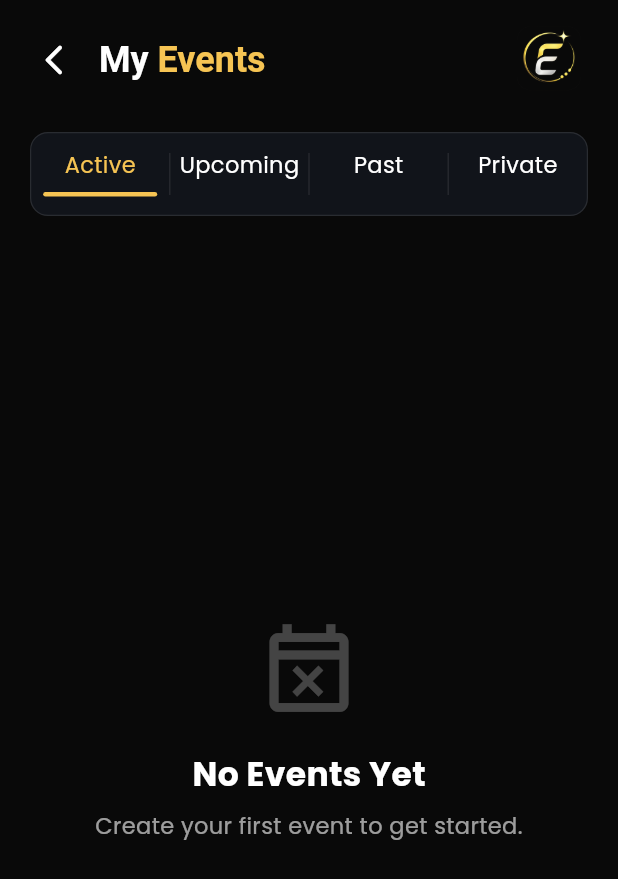
After one commit to daspranay918/event-manager, a Flutter app: the MyEventsScreen screen opened by its route, on a phone screen of 412 x 824 dp. The commit adds this screen. Shown: the top 879 px of the screen. Run offline on Flutter 3.47's test engine with Material 3 defaults, Android fonts, the phone set to English and light mode, and no system bars; our stand-ins replace cached_network_image, flutter_riverpod, go_router, google_sign_in, image_picker, supabase_flutter; accounts and stored records are empty.

Commit message:
my event functionality add

```diff
--- /dev/null
+++ b/lib/Screens/Profile/my_events_screen.dart
@@ -0,0 +1,185 @@
+import 'package:flutter/material.dart';
+import 'package:flutter_riverpod/flutter_riverpod.dart';
+import 'package:next_meet/Screens/Profile/widgets/my_event_card.dart';
+import 'package:next_meet/Screens/Profile/widgets/my_events_header.dart';
+import 'package:next_meet/Screens/Profile/widgets/my_events_tab_bar.dart';
+import 'package:next_meet/models/event_model.dart';
+import 'package:next_meet/providers/published_events_provider.dart';
+
+class MyEventsScreen extends ConsumerStatefulWidget {
+  const MyEventsScreen({super.key});
+
+  @override
+  ConsumerState<MyEventsScreen> createState() => _MyEventsScreenState();
+}
+
+class _MyEventsScreenState extends ConsumerState<MyEventsScreen> {
+  int selectedTab = 0;
+
+  @override
+  Widget build(BuildContext context) {
+    final events = ref.watch(myEventsProvider);
+
+    return Scaffold(
+      backgroundColor: const Color(0xff090909),
+      body: SafeArea(
+        child: Padding(
+          padding: const EdgeInsets.symmetric(horizontal: 20, vertical: 14),
+          child: Column(
+            children: [
+              const MyEventsHeader(),
+
+              const SizedBox(height: 22),
+
+              MyEventsTabBar(
+                selectedTab: selectedTab,
+                onTabChanged: (index) {
+                  setState(() {
+                    selectedTab = index;
+                  });
+                },
+              ),
+
+              const SizedBox(height: 20),
+
+              Expanded(
+                child: events.when(
+                  data: (events) {
+                    List<EventModel> filteredEvents;
+
+                    switch (selectedTab) {
+                      case 0:
+                        filteredEvents = events
+                            .where((event) => _getStatus(event) == "ACTIVE")
+                            .toList();
+                        break;
+
+                      case 1:
+                        filteredEvents = events
+                            .where((event) => _getStatus(event) == "UPCOMING")
+                            .toList();
+                        break;
+
+                      case 2:
+                        filteredEvents = events
+                            .where((event) => _getStatus(event) == "PAST")
+                            .toList();
+                        break;
+
+                      case 3:
+                        filteredEvents = events
+                            .where((event) => event.isPrivate)
+                            .toList();
+                        break;
+
+                      default:
+                        filteredEvents = events;
+                    }
+                    if (filteredEvents.isEmpty){
+                      return const Center(
+                        child: Column(
+                          mainAxisAlignment: MainAxisAlignment.center,
+                          children: [
+                            Icon(
+                              Icons.event_busy_outlined,
+                              size: 70,
+                              color: Colors.white24,
+                            ),
+
+                            SizedBox(height: 18),
+
+                            Text(
+                              "No Events Yet",
+                              style: TextStyle(
+                                color: Colors.white,
+                                fontSize: 22,
+                                fontWeight: FontWeight.w600,
+                              ),
+                            ),
+
+                            SizedBox(height: 8),
+
+                            Text(
+                              "Create your first event to get started.",
+                              textAlign: TextAlign.center,
+                              style: TextStyle(
+                                color: Colors.white60,
+                                fontSize: 15,
+                              ),
+                            ),
+                          ],
+                        ),
+                      );
+                    }
+
+                    return ListView.builder(
+                      itemCount: filteredEvents.length,
+                      itemBuilder: (context, index) {
+                        final event = filteredEvents[index];
+
+                        return MyEventCard(
+                          image: event.bannerImage,
+                          title: event.title,
+                          category: event.category,
+                          date:
+                              "${event.startDate.day}/${event.startDate.month}/${event.startDate.year} • ${event.startTime}",
+                          location: (event.city?.trim().isNotEmpty ?? false)
+                              ? "${event.city}, ${event.country ?? ''}"
+                              : "Location Unknown",
+                          status: _getStatus(event),
+                        );
+                      },
+                    );
+                  },
+                  loading: () =>
+                      const Center(child: CircularProgressIndicator()),
+                  error: (error, stack) {
+                    return Center(
+                      child: Text(
+                        error.toString(),
+                        style: const TextStyle(color: Colors.white),
+                      ),
+                    );
+                  },
+                ),
+              ),
+            ],
+          ),
+        ),
+      ),
+    );
+  }
+
+  String _getStatus(EventModel event) {
+    DateTime combine(DateTime date, String time) {
+      final parts = time.split(':');
+
+      return DateTime(
+        date.year,
+        date.month,
+        date.day,
+        int.parse(parts[0]),
+        int.parse(parts[1]),
+      );
+    }
+
+    final now = DateTime.now();
+
+    final start = combine(event.startDate, event.startTime);
+    final end = combine(event.endDate, event.endTime);
+
+    if (event.isPrivate) {
+      return "PRIVATE";
+    }
+
+    if (!now.isBefore(start) && !now.isAfter(end)) {
+      return "ACTIVE";
+    }
+
+    if (start.isAfter(now)) {
+      return "UPCOMING";
+    }
+
+    return "PAST";
+  }
+}
--- /dev/null
+++ b/lib/Screens/Profile/widgets/my_events_header.dart
@@ -0,0 +1,56 @@
+import 'package:flutter/material.dart';
+import 'package:go_router/go_router.dart';
+import 'package:next_meet/core/theme.dart';
+
+class MyEventsHeader extends StatelessWidget {
+  const MyEventsHeader({super.key});
+
+  @override
+  Widget build(BuildContext context) {
+    return Row(
+      children: [
+        InkWell(
+          borderRadius: BorderRadius.circular(30),
+          onTap: () => context.pop(),
+          child: const Padding(
+            padding: EdgeInsets.all(4),
+            child: Icon(
+              Icons.arrow_back_ios_new_rounded,
+              color: Colors.white,
+              size: 24,
+            ),
+          ),
+        ),
+
+        const SizedBox(width: 14),
+
+        RichText(
+          text: TextSpan(
+            style: TextStyle(
+              fontFamily: "Poppins",
+              fontSize: 24,
+              fontWeight: FontWeight.w600,
+            ),
+            children: [
+              TextSpan(
+                text: "My ",
+                style: TextStyle(color: Colors.white),
+              ),
+              TextSpan(
+                text: "Events",
+                style: TextStyle(color: AppColors.primaryGold),
+              ),
+            ],
+          ),
+        ),
+
+        const Spacer(),
+
+        Image.asset(
+          "assets/images/logo.png",
+          height: 52,
+        ),
+      ],
+    );
+  }
+}
--- /dev/null
+++ b/lib/Screens/Profile/widgets/my_events_tab_bar.dart
@@ -0,0 +1,124 @@
+import 'package:flutter/material.dart';
+import 'package:next_meet/core/theme.dart';
+
+class MyEventsTabBar extends StatelessWidget {
+  final int selectedTab;
+  final ValueChanged<int> onTabChanged;
+
+  const MyEventsTabBar({
+    super.key,
+    required this.selectedTab,
+    required this.onTabChanged,
+  });
+
+  @override
+  Widget build(BuildContext context) {
+    return Container(
+      height: 56,
+      decoration: BoxDecoration(
+        color: const Color(0xff11141A),
+        borderRadius: BorderRadius.circular(12),
+        border: Border.all(color: Colors.white10, width: .8),
+      ),
+      child: Row(
+        children: [
+          Expanded(
+            child: _TabItem(
+              title: "Active",
+              isSelected: selectedTab == 0,
+              onTap: () => onTabChanged(0),
+            ),
+          ),
+
+          const _Divider(),
+
+          Expanded(
+            child: _TabItem(
+              title: "Upcoming",
+              isSelected: selectedTab == 1,
+              onTap: () => onTabChanged(1),
+            ),
+          ),
+
+          const _Divider(),
+
+          Expanded(
+            child: _TabItem(
+              title: "Past",
+              isSelected: selectedTab == 2,
+              onTap: () => onTabChanged(2),
+            ),
+          ),
+
+          const _Divider(),
+
+          Expanded(
+            child: _TabItem(
+              title: "Private",
+              isSelected: selectedTab == 3,
+              onTap: () => onTabChanged(3),
+            ),
+          ),
+        ],
+      ),
+    );
+  }
+}
+
+class _Divider extends StatelessWidget {
+  const _Divider();
+
+  @override
+  Widget build(BuildContext context) {
+    return Container(width: .8, height: 28, color: Colors.white10);
+  }
+}
+
+class _TabItem extends StatelessWidget {
+  final String title;
+  final bool isSelected;
+  final VoidCallback onTap;
+
+  const _TabItem({
+    required this.title,
+    required this.isSelected,
+    required this.onTap,
+  });
+
+  @override
+  Widget build(BuildContext context) {
+    return InkWell(
+      borderRadius: BorderRadius.circular(30),
+      onTap: onTap,
+      child: Center(
+        child: Column(
+          mainAxisAlignment: MainAxisAlignment.center,
+          children: [
+            Text(
+              title,
+              style: TextStyle(
+                color: isSelected ? AppColors.primaryGold : Colors.white,
+                fontSize: 15,
+                fontWeight: FontWeight.w500,
+              ),
+            ),
+
+            const SizedBox(height: 8),
+
+            AnimatedContainer(
+              duration: const Duration(milliseconds: 250),
+              curve: Curves.easeInOut,
+              margin: const EdgeInsets.only(left: 8, right: 8, bottom: 2),
+              height: 3,
+              width: double.infinity,
+              decoration: BoxDecoration(
+                color: isSelected ? AppColors.primaryGold : Colors.transparent,
+                borderRadius: BorderRadius.circular(20),
+              ),
+            ),
+          ],
+        ),
+      ),
+    );
+  }
+}
--- a/lib/Screens/create_event_screen.dart
+++ b/lib/Screens/create_event_screen.dart
@@ -16,7 +16,7 @@ import 'package:next_meet/Services/storage_service.dart';
 import 'package:next_meet/models/event_draft.dart';
 import 'package:next_meet/providers/bottom_nav_provider.dart';
 import 'package:next_meet/providers/event_provider.dart';
-import 'package:next_meet/providers/events_provider.dart';
+// import 'package:next_meet/providers/events_provider.dart';
 import 'package:next_meet/providers/published_events_provider.dart';
 import 'package:supabase_flutter/supabase_flutter.dart';
 
--- a/lib/core/router.dart
+++ b/lib/core/router.dart
@@ -1,4 +1,5 @@
 import 'package:go_router/go_router.dart';
+import 'package:next_meet/Screens/Profile/my_events_screen.dart';
 // import 'package:next_meet/Screens/home_screen.dart';
 import 'package:next_meet/Screens/main_navigation_screen.dart';
 
@@ -8,20 +9,12 @@ import '../screens/register_screen.dart';
 import '../screens/splash_screen.dart';
 
 final GoRouter appRouter = GoRouter(
-
   initialLocation: '/',
 
   routes: [
+    GoRoute(path: '/', builder: (context, state) => const SplashScreen()),
 
-    GoRoute(
-      path: '/',
-      builder: (context, state) => const SplashScreen(),
-    ),
-
-    GoRoute(
-      path: '/login',
-      builder: (context, state) => const LoginScreen(),
-    ),
+    GoRoute(path: '/login', builder: (context, state) => const LoginScreen()),
 
     GoRoute(
       path: '/register',
@@ -33,10 +26,14 @@ final GoRouter appRouter = GoRouter(
       builder: (context, state) => const MainNavigationScreen(),
     ),
 
+    GoRoute(
+      path: '/my-events',
+      builder: (context, state) => const MyEventsScreen(),
+    ),
+
     // GoRoute(
     //   path: '/home',
     //   builder: (context, state) => const HomeScreen()
     // ),
-
   ],
 );
--- a/lib/providers/published_events_provider.dart
+++ b/lib/providers/published_events_provider.dart
@@ -17,3 +17,17 @@ final publishedEventsProvider =
     rethrow;
   }
 });
+
+final myEventsProvider = FutureProvider<List<EventModel>>((ref) async {
+  try {
+    final eventService = ref.watch(eventServiceProvider);
+
+    return await eventService.getMyEvents();
+  } catch (e, stack) {
+    debugPrint("===============");
+    debugPrint(e.toString());
+    debugPrint(stack.toString());
+    debugPrint("===============");
+    rethrow;
+  }
+});
--- a/pubspec.yaml
+++ b/pubspec.yaml
@@ -39,6 +39,7 @@ dependencies:
   go_router: ^17.2.3
   google_sign_in: ^7.2.0
   image_picker: ^1.2.2
+  cached_network_image: ^3.4.1
   # change_app_package_name: ^1.5.0
 
 dev_dependencies:
```
Also changed, not shown: lib/Screens/Profile/profile_screen.dart (+6 -3 lines), lib/Screens/Profile/widgets/my_event_card.dart (added, +253 -0 lines), lib/Services/event_service.dart (+18 -0 lines), pubspec.lock, 1 other file.
